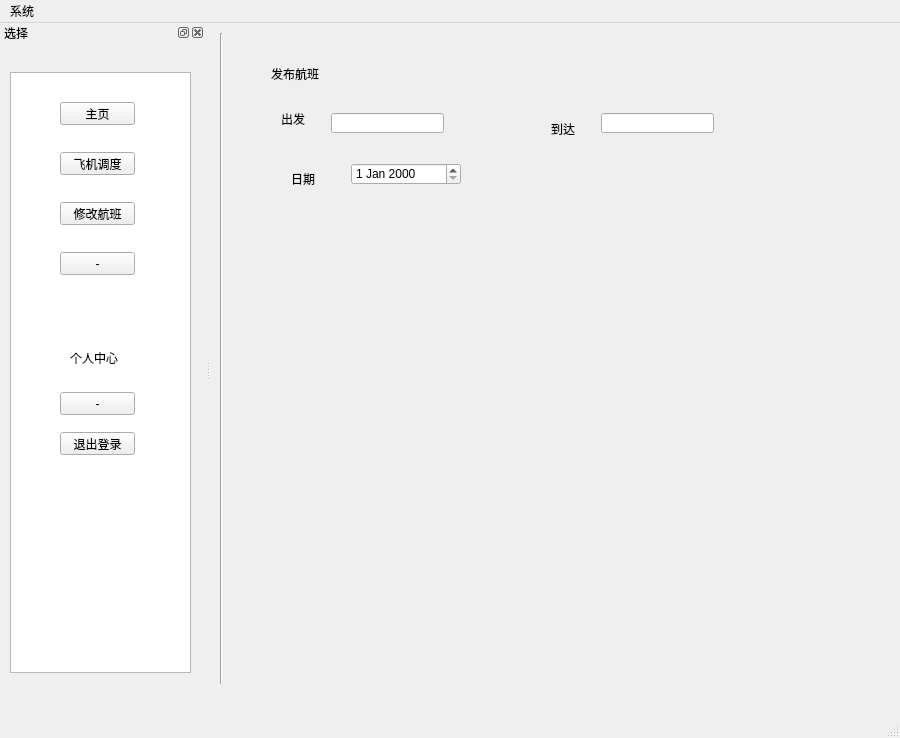
Above: AAMS/UI/Airport_User.ui from LFNL-scholar/PyQt-Game-Utility-Collection before the change. Below: the same form after it.
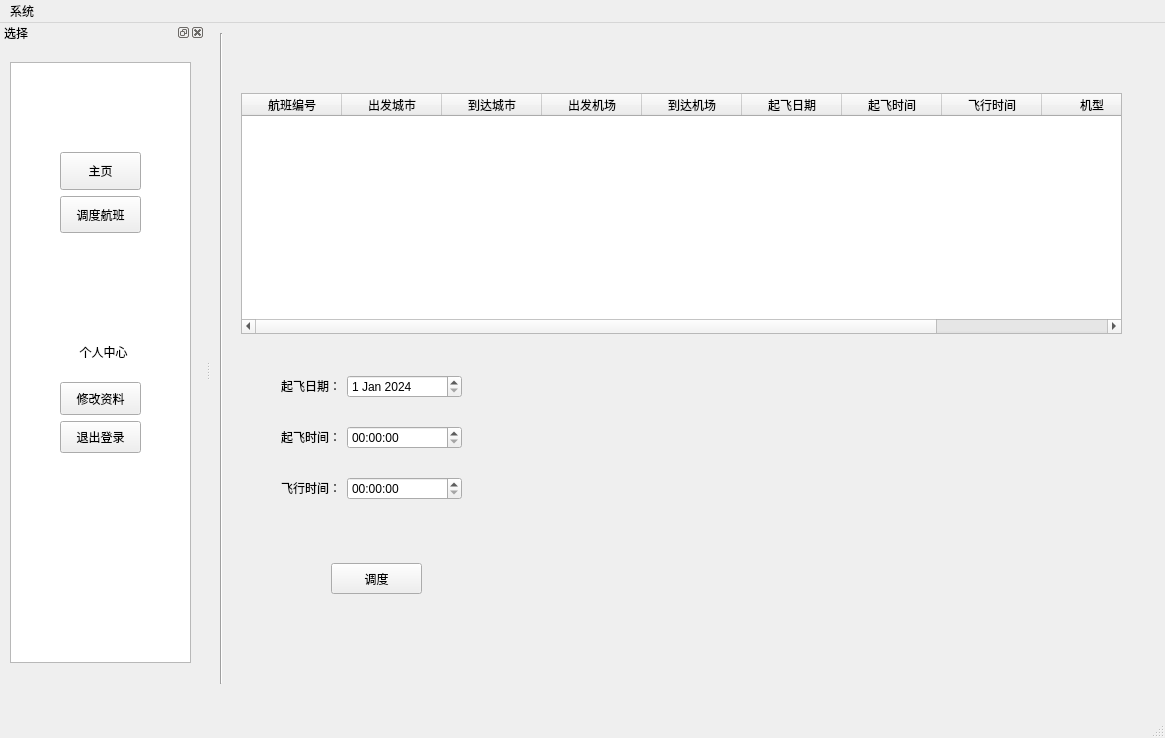
That is the form after the change. The open tabs and pages were chosen to show the change. Icons and pictures are not drawn.

What changed in the file:
```diff
--- a/AAMS/UI/Airport_User.ui
+++ b/AAMS/UI/Airport_User.ui
@@ -6,10 +6,22 @@
    <rect>
     <x>0</x>
     <y>0</y>
-    <width>900</width>
+    <width>1165</width>
     <height>738</height>
    </rect>
   </property>
+  <property name="minimumSize">
+   <size>
+    <width>1165</width>
+    <height>738</height>
+   </size>
+  </property>
+  <property name="maximumSize">
+   <size>
+    <width>1165</width>
+    <height>738</height>
+   </size>
+  </property>
   <property name="windowTitle">
    <string>航空联盟管理系统</string>
   </property>
@@ -32,7 +44,7 @@
      <rect>
       <x>20</x>
       <y>10</y>
-      <width>621</width>
+      <width>921</width>
       <height>651</height>
      </rect>
     </property>
@@ -60,103 +72,375 @@
       </property>
      </widget>
     </widget>
-    <widget class="QWidget" name="SearchPage">
-     <widget class="QLabel" name="label">
+    <widget class="QWidget" name="SchedulerPage">
+     <widget class="QTableWidget" name="ResultTableWidget">
       <property name="geometry">
        <rect>
-        <x>50</x>
-        <y>80</y>
-        <width>54</width>
-        <height>12</height>
+        <x>10</x>
+        <y>60</y>
+        <width>881</width>
+        <height>241</height>
        </rect>
       </property>
-      <property name="text">
-       <string>出发</string>
-      </property>
+      <column>
+       <property name="text">
+        <string>航班编号</string>
+       </property>
+      </column>
+      <column>
+       <property name="text">
+        <string>出发城市</string>
+       </property>
+      </column>
+      <column>
+       <property name="text">
+        <string>到达城市</string>
+       </property>
+      </column>
+      <column>
+       <property name="text">
+        <string>出发机场</string>
+       </property>
+      </column>
+      <column>
+       <property name="text">
+        <string>到达机场</string>
+       </property>
+      </column>
+      <column>
+       <property name="text">
+        <string>起飞日期</string>
+       </property>
+      </column>
+      <column>
+       <property name="text">
+        <string>起飞时间</string>
+       </property>
+      </column>
+      <column>
+       <property name="text">
+        <string>飞行时间</string>
+       </property>
+      </column>
+      <column>
+       <property name="text">
+        <string>机型</string>
+       </property>
+      </column>
+      <column>
+       <property name="text">
+        <string>选择</string>
+       </property>
+      </column>
      </widget>
-     <widget class="QLineEdit" name="lineEdit">
+     <widget class="QPushButton" name="SchedulerButton">
       <property name="geometry">
        <rect>
         <x>100</x>
-        <y>80</y>
-        <width>113</width>
-        <height>20</height>
-       </rect>
-      </property>
-     </widget>
-     <widget class="QLabel" name="label_2">
-      <property name="geometry">
-       <rect>
-        <x>320</x>
-        <y>90</y>
-        <width>54</width>
-        <height>12</height>
-       </rect>
-      </property>
-      <property name="text">
-       <string>到达</string>
-      </property>
-     </widget>
-     <widget class="QLineEdit" name="lineEdit_2">
-      <property name="geometry">
-       <rect>
-        <x>370</x>
-        <y>80</y>
-        <width>113</width>
-        <height>20</height>
-       </rect>
-      </property>
-     </widget>
-     <widget class="QLabel" name="label_3">
-      <property name="geometry">
-       <rect>
-        <x>60</x>
-        <y>140</y>
-        <width>54</width>
-        <height>12</height>
-       </rect>
-      </property>
-      <property name="text">
-       <string>日期</string>
-      </property>
-     </widget>
-     <widget class="QDateEdit" name="dateEdit">
-      <property name="geometry">
-       <rect>
-        <x>120</x>
-        <y>130</y>
-        <width>110</width>
-        <height>22</height>
-       </rect>
-      </property>
-     </widget>
-     <widget class="QLabel" name="label_7">
-      <property name="geometry">
-       <rect>
-        <x>40</x>
-        <y>30</y>
-        <width>61</width>
-        <height>21</height>
-       </rect>
-      </property>
-      <property name="text">
-       <string>发布航班</string>
-      </property>
-     </widget>
-    </widget>
-    <widget class="QWidget" name="MyOrders">
-     <widget class="QLabel" name="label_6">
-      <property name="geometry">
-       <rect>
-        <x>60</x>
-        <y>50</y>
-        <width>61</width>
+        <y>530</y>
+        <width>91</width>
         <height>31</height>
        </rect>
       </property>
       <property name="text">
-       <string>我的订单</string>
+       <string>调度</string>
       </property>
+     </widget>
+     <widget class="QWidget" name="">
+      <property name="geometry">
+       <rect>
+        <x>50</x>
+        <y>320</y>
+        <width>181</width>
+        <height>171</height>
+       </rect>
+      </property>
+      <layout class="QVBoxLayout" name="verticalLayout_2">
+       <item>
+        <layout class="QHBoxLayout" name="horizontalLayout">
+         <item>
+          <widget class="QLabel" name="label">
+           <property name="sizePolicy">
+            <sizepolicy hsizetype="Fixed" vsizetype="Fixed">
+             <horstretch>0</horstretch>
+             <verstretch>0</verstretch>
+            </sizepolicy>
+           </property>
+           <property name="text">
+            <string>起飞日期：</string>
+           </property>
+          </widget>
+         </item>
+         <item>
+          <widget class="QDateEdit" name="dateEdit">
+           <property name="sizePolicy">
+            <sizepolicy hsizetype="Preferred" vsizetype="Fixed">
+             <horstretch>0</horstretch>
+             <verstretch>0</verstretch>
+            </sizepolicy>
+           </property>
+           <property name="dateTime">
+            <datetime>
+             <hour>0</hour>
+             <minute>0</minute>
+             <second>0</second>
+             <year>2024</year>
+             <month>1</month>
+             <day>1</day>
+            </datetime>
+           </property>
+          </widget>
+         </item>
+        </layout>
+       </item>
+       <item>
+        <layout class="QHBoxLayout" name="horizontalLayout_2">
+         <item>
+          <widget class="QLabel" name="label_2">
+           <property name="sizePolicy">
+            <sizepolicy hsizetype="Fixed" vsizetype="Fixed">
+             <horstretch>0</horstretch>
+             <verstretch>0</verstretch>
+            </sizepolicy>
+           </property>
+           <property name="text">
+            <string>起飞时间：</string>
+           </property>
+          </widget>
+         </item>
+         <item>
+          <widget class="QTimeEdit" name="departureTimeEdit">
+           <property name="sizePolicy">
+            <sizepolicy hsizetype="Preferred" vsizetype="Fixed">
+             <horstretch>0</horstretch>
+             <verstretch>0</verstretch>
+            </sizepolicy>
+           </property>
+          </widget>
+         </item>
+        </layout>
+       </item>
+       <item>
+        <layout class="QHBoxLayout" name="horizontalLayout_3">
+         <item>
+          <widget class="QLabel" name="label_3">
+           <property name="sizePolicy">
+            <sizepolicy hsizetype="Fixed" vsizetype="Fixed">
+             <horstretch>0</horstretch>
+             <verstretch>0</verstretch>
+            </sizepolicy>
+           </property>
+           <property name="text">
+            <string>飞行时间：</string>
+           </property>
+          </widget>
+         </item>
+         <item>
+          <widget class="QTimeEdit" name="flightTimeEdit">
+           <property name="sizePolicy">
+            <sizepolicy hsizetype="Preferred" vsizetype="Fixed">
+             <horstretch>0</horstretch>
+             <verstretch>0</verstretch>
+            </sizepolicy>
+           </property>
+          </widget>
+         </item>
+        </layout>
+       </item>
+      </layout>
+     </widget>
+    </widget>
+    <widget class="QWidget" name="Modify">
+     <widget class="QLabel" name="label_48">
+      <property name="geometry">
+       <rect>
+        <x>0</x>
+        <y>50</y>
+        <width>891</width>
+        <height>561</height>
+       </rect>
+      </property>
+      <property name="text">
+       <string/>
+      </property>
+      <property name="pixmap">
+       <pixmap resource="images.qrc">:/Images/Modify.png</pixmap>
+      </property>
+      <property name="scaledContents">
+       <bool>true</bool>
+      </property>
+     </widget>
+     <widget class="QFrame" name="frame_3">
+      <property name="geometry">
+       <rect>
+        <x>80</x>
+        <y>90</y>
+        <width>291</width>
+        <height>491</height>
+       </rect>
+      </property>
+      <property name="frameShape">
+       <enum>QFrame::StyledPanel</enum>
+      </property>
+      <property name="frameShadow">
+       <enum>QFrame::Raised</enum>
+      </property>
+      <widget class="QWidget" name="layoutWidget_3">
+       <property name="geometry">
+        <rect>
+         <x>20</x>
+         <y>450</y>
+         <width>239</width>
+         <height>25</height>
+        </rect>
+       </property>
+       <layout class="QHBoxLayout" name="horizontalLayout_11">
+        <item>
+         <widget class="QPushButton" name="editButton">
+          <property name="text">
+           <string>修改</string>
+          </property>
+         </widget>
+        </item>
+        <item>
+         <widget class="QPushButton" name="cancelButton">
+          <property name="text">
+           <string>取消</string>
+          </property>
+         </widget>
+        </item>
+        <item>
+         <widget class="QPushButton" name="saveButton">
+          <property name="text">
+           <string>确认</string>
+          </property>
+         </widget>
+        </item>
+       </layout>
+      </widget>
+      <widget class="QWidget" name="layoutWidget_4">
+       <property name="geometry">
+        <rect>
+         <x>30</x>
+         <y>120</y>
+         <width>221</width>
+         <height>231</height>
+        </rect>
+       </property>
+       <layout class="QVBoxLayout" name="verticalLayout">
+        <item>
+         <layout class="QHBoxLayout" name="horizontalLayout_4">
+          <item>
+           <widget class="QLabel" name="label_16">
+            <property name="text">
+             <string>姓名：</string>
+            </property>
+           </widget>
+          </item>
+          <item>
+           <widget class="QLineEdit" name="realnameEdit">
+            <property name="sizePolicy">
+             <sizepolicy hsizetype="Fixed" vsizetype="Fixed">
+              <horstretch>0</horstretch>
+              <verstretch>0</verstretch>
+             </sizepolicy>
+            </property>
+           </widget>
+          </item>
+         </layout>
+        </item>
+        <item>
+         <layout class="QHBoxLayout" name="horizontalLayout_5">
+          <item>
+           <widget class="QLabel" name="label_14">
+            <property name="text">
+             <string>性别：</string>
+            </property>
+           </widget>
+          </item>
+          <item>
+           <widget class="QLineEdit" name="amsexEdit">
+            <property name="sizePolicy">
+             <sizepolicy hsizetype="Fixed" vsizetype="Fixed">
+              <horstretch>0</horstretch>
+              <verstretch>0</verstretch>
+             </sizepolicy>
+            </property>
+           </widget>
+          </item>
+         </layout>
+        </item>
+        <item>
+         <layout class="QHBoxLayout" name="horizontalLayout_8">
+          <item>
+           <widget class="QLabel" name="label_25">
+            <property name="text">
+             <string>账号：</string>
+            </property>
+           </widget>
+          </item>
+          <item>
+           <widget class="QLineEdit" name="amidEdit">
+            <property name="sizePolicy">
+             <sizepolicy hsizetype="Fixed" vsizetype="Fixed">
+              <horstretch>0</horstretch>
+              <verstretch>0</verstretch>
+             </sizepolicy>
+            </property>
+           </widget>
+          </item>
+         </layout>
+        </item>
+        <item>
+         <layout class="QHBoxLayout" name="horizontalLayout_9">
+          <item>
+           <widget class="QLabel" name="label_24">
+            <property name="text">
+             <string>新密码：</string>
+            </property>
+           </widget>
+          </item>
+          <item>
+           <widget class="QLineEdit" name="newPasswordEdit">
+            <property name="sizePolicy">
+             <sizepolicy hsizetype="Minimum" vsizetype="Fixed">
+              <horstretch>0</horstretch>
+              <verstretch>0</verstretch>
+             </sizepolicy>
+            </property>
+            <property name="echoMode">
+             <enum>QLineEdit::Password</enum>
+            </property>
+           </widget>
+          </item>
+         </layout>
+        </item>
+        <item>
+         <layout class="QHBoxLayout" name="horizontalLayout_10">
+          <item>
+           <widget class="QLabel" name="label_26">
+            <property name="text">
+             <string>确认密码：</string>
+            </property>
+           </widget>
+          </item>
+          <item>
+           <widget class="QLineEdit" name="confirmPasswordEdit">
+            <property name="sizePolicy">
+             <sizepolicy hsizetype="Minimum" vsizetype="Fixed">
+              <horstretch>0</horstretch>
+              <verstretch>0</verstretch>
+             </sizepolicy>
+            </property>
+            <property name="echoMode">
+             <enum>QLineEdit::Password</enum>
+            </property>
+           </widget>
+          </item>
+         </layout>
+        </item>
+       </layout>
+      </widget>
      </widget>
     </widget>
    </widget>
@@ -166,7 +450,7 @@
     <rect>
      <x>0</x>
      <y>0</y>
-     <width>900</width>
+     <width>1165</width>
      <height>23</height>
     </rect>
    </property>
@@ -198,107 +482,112 @@
     <number>1</number>
    </attribute>
    <widget class="QWidget" name="dockWidgetContents_2">
+    <widget class="QWidget" name="layoutWidget">
+     <property name="geometry">
+      <rect>
+       <x>60</x>
+       <y>340</y>
+       <width>81</width>
+       <height>71</height>
+      </rect>
+     </property>
+     <layout class="QVBoxLayout" name="verticalLayout_4">
+      <item>
+       <widget class="QPushButton" name="modifyButton">
+        <property name="sizePolicy">
+         <sizepolicy hsizetype="Preferred" vsizetype="Expanding">
+          <horstretch>0</horstretch>
+          <verstretch>0</verstretch>
+         </sizepolicy>
+        </property>
+        <property name="text">
+         <string>修改资料</string>
+        </property>
+       </widget>
+      </item>
+      <item>
+       <widget class="QPushButton" name="Quit_Button">
+        <property name="sizePolicy">
+         <sizepolicy hsizetype="Preferred" vsizetype="Expanding">
+          <horstretch>0</horstretch>
+          <verstretch>0</verstretch>
+         </sizepolicy>
+        </property>
+        <property name="text">
+         <string>退出登录</string>
+        </property>
+       </widget>
+      </item>
+     </layout>
+    </widget>
     <widget class="QListWidget" name="listWidget">
      <property name="geometry">
       <rect>
        <x>10</x>
-       <y>30</y>
+       <y>20</y>
        <width>181</width>
        <height>601</height>
       </rect>
      </property>
     </widget>
-    <widget class="QPushButton" name="HomeButton">
-     <property name="geometry">
-      <rect>
-       <x>60</x>
-       <y>60</y>
-       <width>75</width>
-       <height>23</height>
-      </rect>
-     </property>
-     <property name="text">
-      <string>主页</string>
-     </property>
-    </widget>
-    <widget class="QPushButton" name="Flight_SearchButton">
+    <widget class="QWidget" name="layoutWidget_2">
      <property name="geometry">
       <rect>
        <x>60</x>
        <y>110</y>
-       <width>75</width>
-       <height>23</height>
+       <width>81</width>
+       <height>81</height>
       </rect>
      </property>
-     <property name="text">
-      <string>飞机调度</string>
-     </property>
-    </widget>
-    <widget class="QPushButton" name="Orders_Button">
-     <property name="geometry">
-      <rect>
-       <x>60</x>
-       <y>160</y>
-       <width>75</width>
-       <height>23</height>
-      </rect>
-     </property>
-     <property name="text">
-      <string>修改航班</string>
-     </property>
-    </widget>
-    <widget class="QPushButton" name="pushButton_4">
-     <property name="geometry">
-      <rect>
-       <x>60</x>
-       <y>210</y>
-       <width>75</width>
-       <height>23</height>
-      </rect>
-     </property>
-     <property name="text">
-      <string>-</string>
-     </property>
+     <layout class="QVBoxLayout" name="verticalLayout_3">
+      <item>
+       <widget class="QPushButton" name="HomeButton">
+        <property name="sizePolicy">
+         <sizepolicy hsizetype="Preferred" vsizetype="Preferred">
+          <horstretch>0</horstretch>
+          <verstretch>0</verstretch>
+         </sizepolicy>
+        </property>
+        <property name="text">
+         <string>主页</string>
+        </property>
+       </widget>
+      </item>
+      <item>
+       <widget class="QPushButton" name="Flight_schedulerButton">
+        <property name="sizePolicy">
+         <sizepolicy hsizetype="Preferred" vsizetype="Preferred">
+          <horstretch>0</horstretch>
+          <verstretch>0</verstretch>
+         </sizepolicy>
+        </property>
+        <property name="text">
+         <string>调度航班</string>
+        </property>
+       </widget>
+      </item>
+     </layout>
     </widget>
     <widget class="QLabel" name="label_4">
      <property name="geometry">
       <rect>
-       <x>70</x>
-       <y>310</y>
-       <width>54</width>
-       <height>12</height>
+       <x>63</x>
+       <y>300</y>
+       <width>81</width>
+       <height>20</height>
       </rect>
      </property>
      <property name="text">
       <string>个人中心</string>
      </property>
-    </widget>
-    <widget class="QPushButton" name="pushButton_6">
-     <property name="geometry">
-      <rect>
-       <x>60</x>
-       <y>350</y>
-       <width>75</width>
-       <height>23</height>
-      </rect>
+     <property name="alignment">
+      <set>Qt::AlignCenter</set>
      </property>
-     <property name="text">
-      <string>-</string>
-     </property>
     </widget>
-    <widget class="QPushButton" name="Quit_Button">
-     <property name="geometry">
-      <rect>
-       <x>60</x>
-       <y>390</y>
-       <width>75</width>
-       <height>23</height>
-      </rect>
-     </property>
-     <property name="text">
-      <string>退出登录</string>
-     </property>
-    </widget>
+    <zorder>listWidget</zorder>
+    <zorder>layoutWidget</zorder>
+    <zorder>layoutWidget_2</zorder>
+    <zorder>label_4</zorder>
    </widget>
   </widget>
  </widget>
```
Left out of the diff: 32 changed lines with no effect on the pictures.
